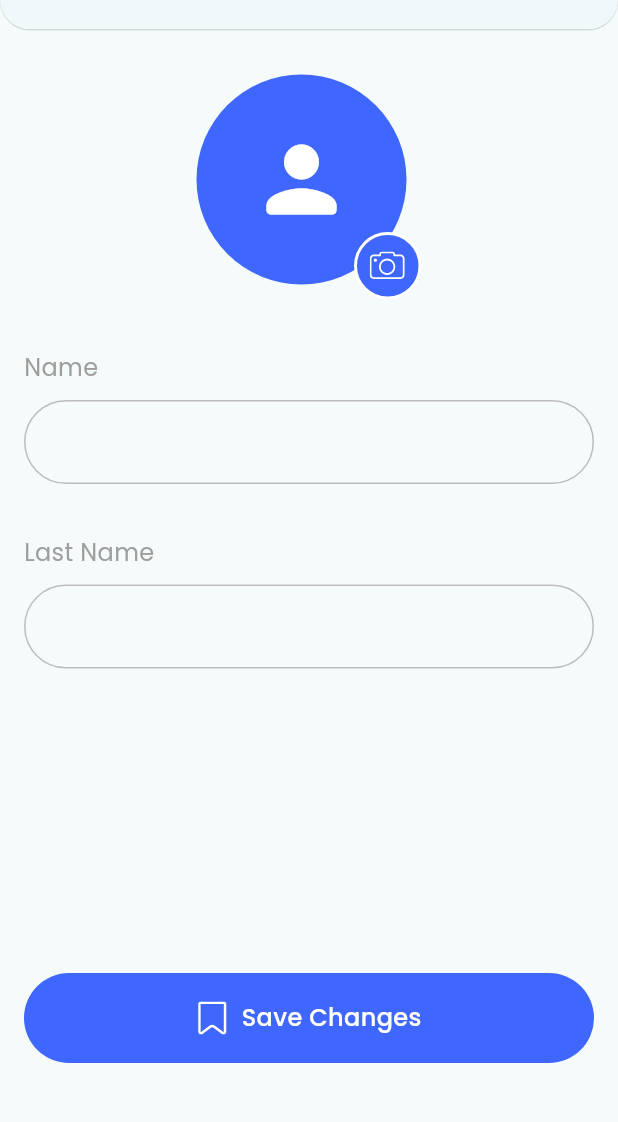
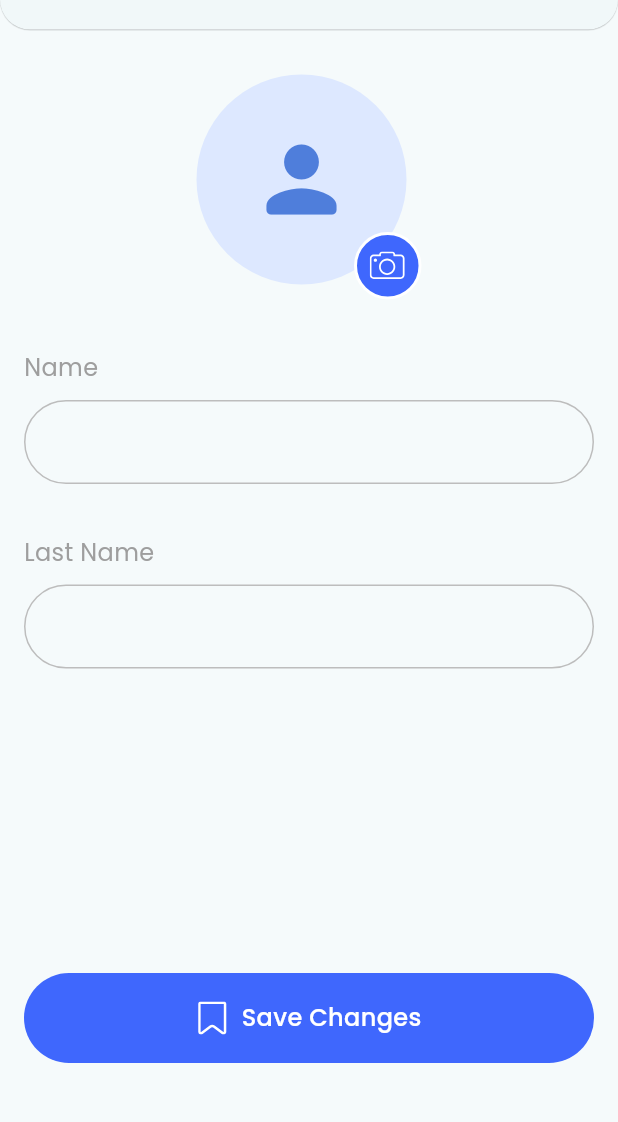
Before and after one commit to Harshil-2005/PulseCare, a Flutter app: the EditProfile screen opened directly, on a phone screen of 412 x 824 dp, the part 98-1220 px from its top. Run offline on Flutter 3.47's test engine with Material 3 defaults, Android fonts, the phone set to English and light mode, and no system bars; our stand-ins replace cloud_firestore, file_picker, firebase_auth, firebase_core, firebase_storage, flutter_riverpod and 5 more; missing offline and left inert: syncfusion_flutter_pdfviewer; accounts and stored records are empty; statements that could not run were skipped; project files that could hold a hidden picture were left out.

Commit message:
improvements0.8

```diff
--- a/pulsecare/lib/constrains/app_avatar.dart
+++ b/pulsecare/lib/constrains/app_avatar.dart
@@ -13,6 +13,7 @@ class AppAvatar extends StatelessWidget {
   Widget build(BuildContext context) {
     final provider = _imageProvider(imagePath);
     final initials = _initials(name);
+    final accentColor = _seedColor(name);
 
     if (provider != null) {
       return CircleAvatar(radius: radius, backgroundImage: provider);
@@ -20,13 +21,13 @@ class AppAvatar extends StatelessWidget {
 
     return CircleAvatar(
       radius: radius,
-      backgroundColor: _seedColor(name),
+      backgroundColor: const Color(0xFFDDE8FF),
       child: initials.isEmpty
-          ? Icon(Icons.person_rounded, size: radius, color: Colors.white)
+          ? Icon(Icons.person_rounded, size: radius, color: accentColor)
           : Text(
               initials,
               style: TextStyle(
-                color: Colors.white,
+                color: accentColor,
                 fontWeight: FontWeight.w700,
                 fontSize: radius * 0.7,
               ),
@@ -66,12 +67,14 @@ class AppAvatar extends StatelessWidget {
 
   Color _seedColor(String? seed) {
     final palette = <Color>[
-      const Color(0xFF3F67FD),
-      const Color(0xFF6C5CE7),
-      const Color(0xFF00B894),
-      const Color(0xFFE17055),
-      const Color(0xFF0984E3),
-      const Color(0xFF8E44AD),
+      const Color(0xFF4F7EDB),
+      const Color(0xFF6D87D8),
+      const Color(0xFF5C9DBE),
+      const Color(0xFF7E94C7),
+      const Color(0xFF5B9E95),
+      const Color(0xFF8A84C8),
+      const Color(0xFFC184A8),
+      const Color(0xFFA389C9),
     ];
     final normalizedSeed = _nameParts(seed).join(' ').toLowerCase();
     final hash = normalizedSeed.isEmpty ? 0 : normalizedSeed.hashCode;
--- a/pulsecare/lib/repositories/ai_summary_repository.dart
+++ b/pulsecare/lib/repositories/ai_summary_repository.dart
@@ -29,7 +29,6 @@ class AISummaryRepository extends ChangeNotifier {
 
   AISummaryModel addSummary(AISummaryModel summary) {
     final storedSummary = _dataSource.addSummary(summary);
-    unawaited(_upsertRemoteSafely(storedSummary));
     notifyListeners();
     return storedSummary;
   }
@@ -83,9 +82,9 @@ class AISummaryRepository extends ChangeNotifier {
     return summaries;
   }
 
-  void remove(String id) {
+  Future<void> remove(String id) async {
     _dataSource.remove(id);
-    _summaries.doc(id).delete();
+    await _summaries.doc(id).delete();
     notifyListeners();
   }
 
--- a/pulsecare/lib/repositories/user_repository.dart
+++ b/pulsecare/lib/repositories/user_repository.dart
@@ -37,7 +37,7 @@ class UserRepository extends ChangeNotifier {
 
   Future<void> updateUser(String userId, User updatedUser) async {
     if (await _dataSource.getById(userId) != null) {
-      _dataSource.update(updatedUser);
+      await _dataSource.update(updatedUser);
       notifyListeners();
     }
   }
--- a/pulsecare/lib/splash_screen.dart
+++ b/pulsecare/lib/splash_screen.dart
@@ -103,7 +103,7 @@ class _SplashScreenState extends ConsumerState<SplashScreen> {
   void initState() {
     super.initState();
 
-    Future.delayed(const Duration(seconds: 5), _navigate);
+    Future.delayed(const Duration(seconds: 3), _navigate);
   }
 
   @override
```
Also changed, not shown: pulsecare/lib/doctor/screens/doctor_dashboard_screen.dart (+5 -14 lines), pulsecare/lib/services/ai_service.dart (+8 -5 lines), 5 other files.
